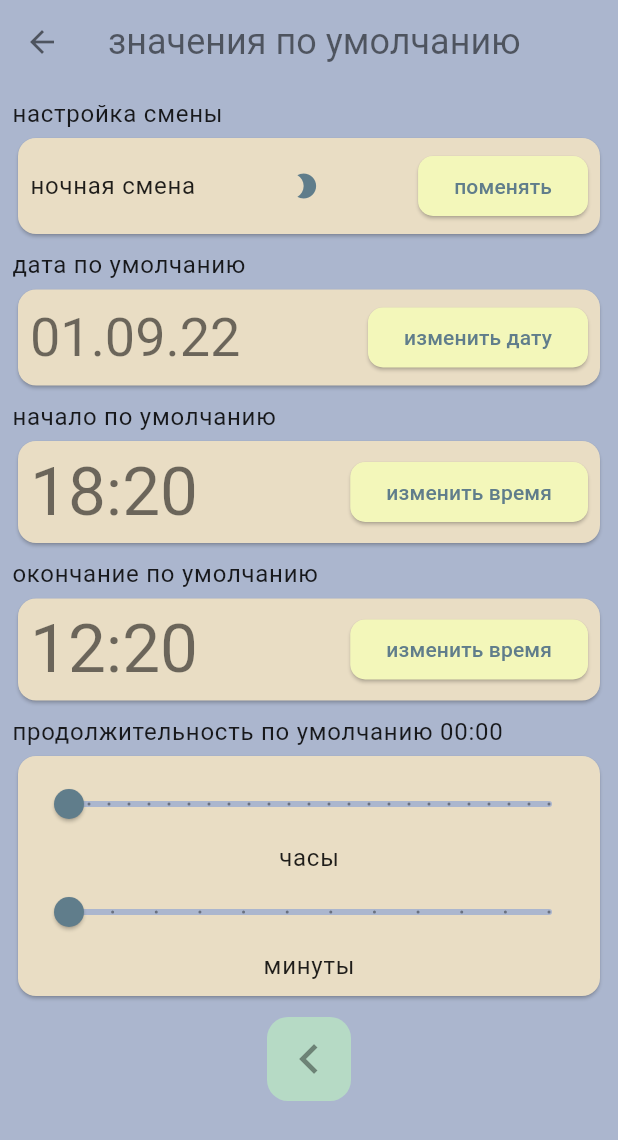
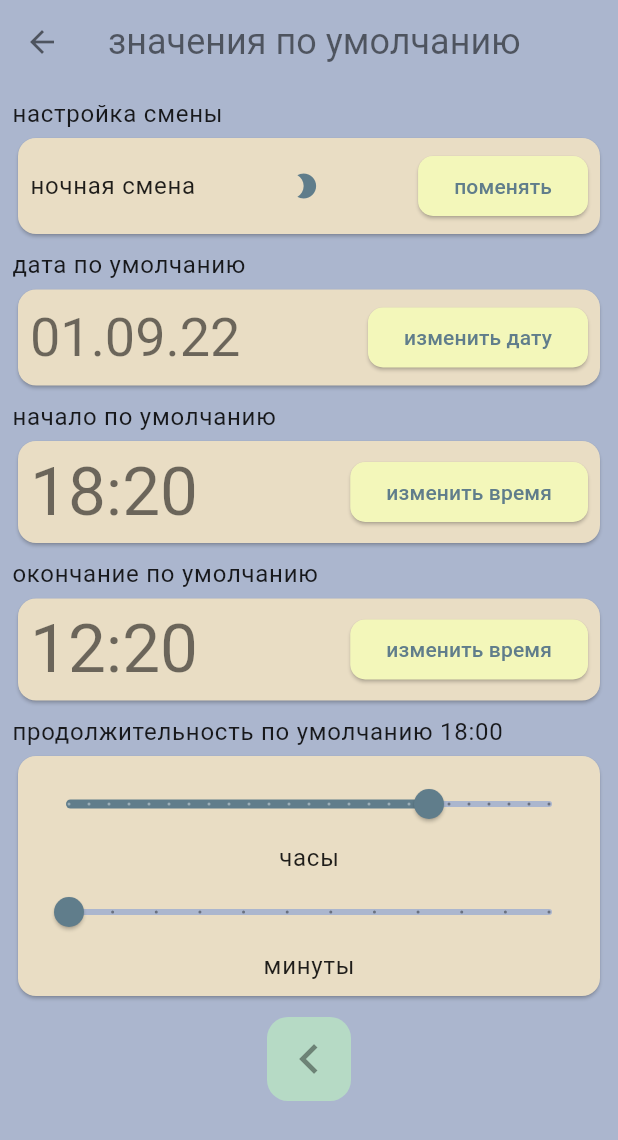
Before and after one commit to chevic4/flutter_work_timecalculate, a Flutter app: the SettingScreen screen opened by its route, after a tap on "поменять", on a phone screen of 412 x 824 dp. Shown: the top 1140 px of the screen. Run offline on Flutter 3.47's test engine with Material 2 defaults, Android fonts, the phone set to English and light mode, and no system bars; our stand-ins replace flutter_mobx, flutter_slidable, hive, hive_flutter, mobx, shared_preferences; accounts and stored records are empty; generated files the repository leaves out were written again.

Commit message:
add provider settingscreen

```diff
--- a/lib/domain/services/deffault_set_service_provider.dart
+++ b/lib/domain/services/deffault_set_service_provider.dart
@@ -4,8 +4,8 @@ import 'package:shared_preferences/shared_preferences.dart';
 class DefaultSettingsProvider {
   final sharedPreferences = SharedPreferences.getInstance();
 
-  Duration defaultDurationDay = Duration(minutes: 0);
-  Duration defaultDurationNight = Duration(minutes: 0);
+  Duration defaultDurationDay = Duration(minutes: 850);
+  Duration defaultDurationNight = Duration(minutes: 1080);
 
   DateTime defaultDateBeginDay = DateTime(2022, 09, 01, 00, 00);
   DateTime defaultDateBeginNight = DateTime(2022, 09, 01, 00, 00);
--- a/lib/presentation/mobx/store_setting_screen.dart
+++ b/lib/presentation/mobx/store_setting_screen.dart
@@ -11,6 +11,9 @@ part 'store_setting_screen.g.dart';
 class StoreSettingDate = _StoreSettingDate with _$StoreSettingDate;
 
 abstract class _StoreSettingDate with Store {
+  _StoreSettingDate() {
+    initDate();
+  }
   final DefaultSettingsService defaultSettingsService =
       DefaultSettingsService();
 
@@ -32,7 +35,7 @@ abstract class _StoreSettingDate with Store {
   TimeOfDay beginTime = TimeOfDay(hour: 09, minute: 09);
 
   @observable
-  TimeOfDay finishTime = TimeOfDay(hour: 21, minute: 21);
+  TimeOfDay finishTime = TimeOfDay(hour: 09, minute: 10);
 
   initDate() {
     getDurationDay();
--- a/lib/presentation/screens/listmain_screen.dart
+++ b/lib/presentation/screens/listmain_screen.dart
@@ -29,11 +29,12 @@ class _ListMainScreenState extends State<ListMainScreen> {
         appBar: AppBar(title: const Text('калькулятор смен')),
         body: Container(
             child: Padding(
-          padding: const EdgeInsets.all(8.0),
+          padding: const EdgeInsets.only(left: 8.0, right: 8.0, bottom: 8.0),
           child: Column(
             children: [
               Expanded(
                 flex: 2,
+                child: SingleChildScrollView(
                   child: Column(
                     mainAxisAlignment: MainAxisAlignment.spaceBetween,
                     children: [
@@ -41,8 +42,9 @@ class _ListMainScreenState extends State<ListMainScreen> {
                         value: store.durationWorkDays(),
                         indexes: store.getLengthWorkDays(),
                       ),
-                    const TitleViewDays(),
+                      TitleViewDays(),
                     ],
+                  ),
                 ),
               ),
               Expanded(
--- a/lib/presentation/screens/settings_screen.dart
+++ b/lib/presentation/screens/settings_screen.dart
@@ -4,41 +4,46 @@ import 'package:flutter_work_timecalculate/const/extensions.dart';
 import 'package:flutter_work_timecalculate/domain/services/default_set_service.dart';
 import 'package:flutter_work_timecalculate/presentation/mobx/store_setting_screen.dart';
 import 'package:flutter_work_timecalculate/presentation/widgets/text_fonts.dart';
+import 'package:provider/provider.dart';
 import '../../core/theme/theme.dart';
 import '../widgets/day_night_widget.dart';
 
-class SettingScreen extends StatelessWidget {
+class SettingScreen extends StatefulWidget {
   const SettingScreen({super.key});
 
   @override
-  Widget build(BuildContext context) {
-    return Scaffold(
-      appBar: AppBar(
-        title: const Text('значения по умолчанию'),
-      ),
-      body: const SafeArea(child: SettingScreenBody()),
-    );
-  }
+  State<SettingScreen> createState() => _SettingScreenState();
 }
 
-class SettingScreenBody extends StatefulWidget {
-  const SettingScreenBody({super.key});
-
-  @override
-  State<SettingScreenBody> createState() => _SettingScreenBodyState();
-}
-
-class _SettingScreenBodyState extends State<SettingScreenBody> {
-  final store = StoreSettingDate();
+class _SettingScreenState extends State<SettingScreen> {
+  late final model;
 
   @override
   void initState() {
-    store.initDate();
+    model = StoreSettingDate();
     super.initState();
   }
 
   @override
   Widget build(BuildContext context) {
+    return Scaffold(
+        appBar: AppBar(
+          title: const Text('значения по умолчанию'),
+        ),
+        body: SafeArea(
+            child: Provider<StoreSettingDate>.value(
+          value: model,
+          child: const SettingScreenBody(),
+        )));
+  }
+}
+
+class SettingScreenBody extends StatelessWidget {
+  const SettingScreenBody({super.key});
+
+  @override
+  Widget build(BuildContext context) {
+    final store = Provider.of<StoreSettingDate>(context);
     return SingleChildScrollView(
       child: Container(
         padding: const EdgeInsets.all(8.0),
@@ -154,7 +159,6 @@ class _SettingScreenBodyState extends State<SettingScreenBody> {
                 ],
               );
             }),
-
             Observer(builder: (_) {
               return Card(
                 color: store.workDayChange ? colorPwhite : colorPblack,
```
Lines whose indentation alone changed are shown as unchanged.
